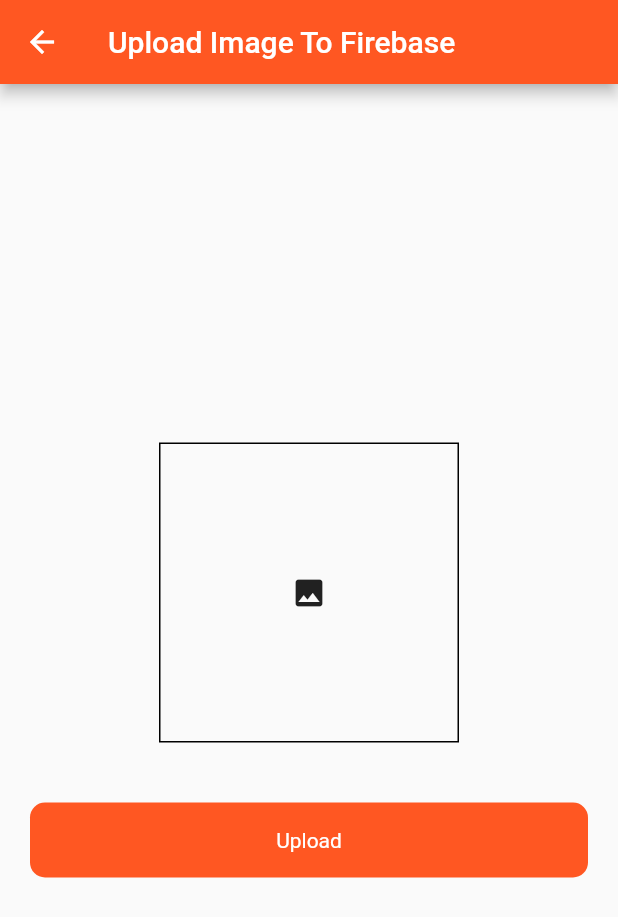
After one commit to mudakkirafridi/Flutter-Firebase, a Flutter app: the ImageUploadFirebase screen opened directly, after a tap on the "image" icon, on a phone screen of 412 x 824 dp. The commit adds this screen. Shown: the top 917 px of the screen. Run offline on Flutter 3.47's test engine with Material 2 defaults, Android fonts, the phone set to English and light mode, and no system bars; our stand-ins replace cloud_firestore, firebase_auth, firebase_core, firebase_database, firebase_storage, fluttertoast and 1 more; accounts and stored records are empty.

Commit message:
firebase completed

```diff
--- /dev/null
+++ b/lib/pages/upload-image.dart
@@ -0,0 +1,99 @@
+import 'dart:io';
+import 'package:firebase_database/firebase_database.dart';
+import 'package:firebase_storage/firebase_storage.dart' as firebase_storage;
+import 'package:flutter/material.dart';
+import 'package:flutter_firebase/utilities/utils.dart';
+import 'package:flutter_firebase/widgets/roundBtn.dart';
+import 'package:image_picker/image_picker.dart';
+
+class ImageUploadFirebase extends StatefulWidget {
+  const ImageUploadFirebase({super.key});
+
+  @override
+  State<ImageUploadFirebase> createState() => _MyWidgetState();
+}
+
+class _MyWidgetState extends State<ImageUploadFirebase> {
+  bool loading = false;
+  File? _imageFile;
+  final imagePicker = ImagePicker();
+
+  firebase_storage.FirebaseStorage storage =
+      firebase_storage.FirebaseStorage.instance;
+  DatabaseReference databaseReference = FirebaseDatabase.instance.ref('posts');
+
+  Future<void> _pickImage(ImageSource source) async {
+    final pickedImage = await imagePicker.pickImage(source: source);
+
+    setState(() {
+      if (pickedImage != null) {
+        _imageFile = File(pickedImage.path);
+      } else {
+        print('No image selected.');
+      }
+    });
+  }
+
+  @override
+  Widget build(BuildContext context) {
+    return Scaffold(
+      appBar: AppBar(
+        title: const Text('Upload Image To Firebase'),
+      ),
+      body: Padding(
+        padding: const EdgeInsets.symmetric(horizontal: 20),
+        child: Column(
+          mainAxisAlignment: MainAxisAlignment.center,
+          crossAxisAlignment: CrossAxisAlignment.center,
+          children: [
+            InkWell(
+              onTap: () {
+                _pickImage(ImageSource.gallery);
+              },
+              child: Container(
+                height: 200,
+                width: 200,
+                decoration:
+                    BoxDecoration(border: Border.all(color: Colors.black)),
+                child: Center(
+                  child: _imageFile != null
+                      ? Image.file(_imageFile!.absolute)
+                      : const Icon(Icons.image),
+                ),
+              ),
+            ),
+            const SizedBox(
+              height: 40,
+            ),
+            RoundButton(
+                loading: loading,
+                title: 'Upload',
+                onTap: () async {
+                  setState(() {
+                    loading = true;
+                  });
+
+                  firebase_storage.Reference ref = firebase_storage
+                      .FirebaseStorage.instance
+                      .ref('/mudakir' + '1');
+                  firebase_storage.UploadTask uploadTask =
+                      ref.putFile(_imageFile!.absolute);
+                  await Future.value(uploadTask);
+                  var newURL = await ref.getDownloadURL();
+
+                  databaseReference.child('1').set(
+                      {'id': '123', 'title': newURL.toString()}).then((value) {
+                    Utils().toastMessage(message: 'Uploaded');
+                    setState(() {
+                      loading = false;
+                    });
+                  }).onError((error, stackTrace) {
+                    Utils().toastMessage(message: error.toString());
+                  });
+                })
+          ],
+        ),
+      ),
+    );
+  }
+}
--- a/pubspec.yaml
+++ b/pubspec.yaml
@@ -41,6 +41,7 @@ dependencies:
   cloud_firestore: ^4.10.0
   fluttertoast: ^8.2.2
   firebase_database: ^10.3.2
+  image_picker: ^1.0.4
 
 dev_dependencies:
   flutter_test:
```
Also changed, not shown: lib/firebase-services/splash-services.dart (+5 -3 lines), pubspec.lock, 6 other files.
